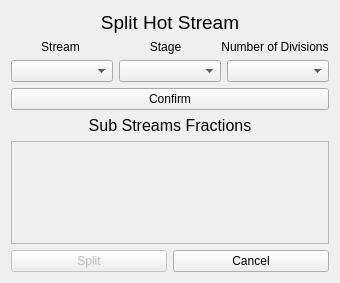
Before: the Qt Designer form interface/DivisaoQuente.ui in CarlosTadeuVassoler/MPinch, drawn with Qt 5.
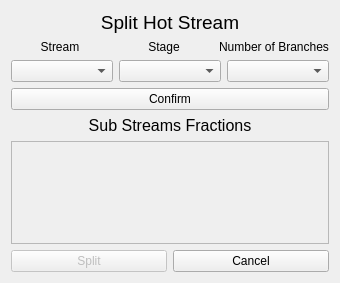
After: the same form once the commit is applied.

Diff of the .ui file:
```diff
--- a/interface/DivisaoQuente.ui
+++ b/interface/DivisaoQuente.ui
@@ -58,7 +58,7 @@
      <item>
       <widget class="QLabel" name="label_3">
        <property name="text">
-        <string>Number of Divisions</string>
+        <string>Number of Branches</string>
        </property>
        <property name="alignment">
         <set>Qt::AlignCenter</set>
```
